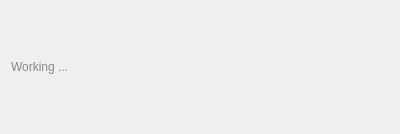
Above: src/py_wizard/qt_wiz_iface/NoQuestionWidget_UI.ui from shearern/PyWizard before the change. Below: the same form after it.
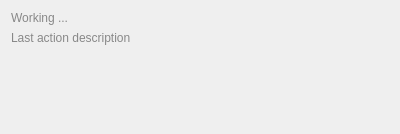
That is the form after the change.

Diff of the .ui file:
```diff
--- a/src/py_wizard/qt_wiz_iface/NoQuestionWidget_UI.ui
+++ b/src/py_wizard/qt_wiz_iface/NoQuestionWidget_UI.ui
@@ -10,6 +10,12 @@
     <height>134</height>
    </rect>
   </property>
+  <property name="sizePolicy">
+   <sizepolicy hsizetype="Preferred" vsizetype="Maximum">
+    <horstretch>0</horstretch>
+    <verstretch>0</verstretch>
+   </sizepolicy>
+  </property>
   <property name="windowTitle">
    <string>Form</string>
   </property>
@@ -24,6 +30,29 @@
      </property>
     </widget>
    </item>
+   <item>
+    <widget class="QLabel" name="last_action_lbl">
+     <property name="styleSheet">
+      <string notr="true">color: rgb(136, 136, 136);</string>
+     </property>
+     <property name="text">
+      <string>Last action description</string>
+     </property>
+    </widget>
+   </item>
+   <item>
+    <spacer name="verticalSpacer">
+     <property name="orientation">
+      <enum>Qt::Vertical</enum>
+     </property>
+     <property name="sizeHint" stdset="0">
+      <size>
+       <width>20</width>
+       <height>40</height>
+      </size>
+     </property>
+    </spacer>
+   </item>
   </layout>
  </widget>
  <resources/>
```
Left out of the diff: 2 changed lines with no effect on the pictures.
